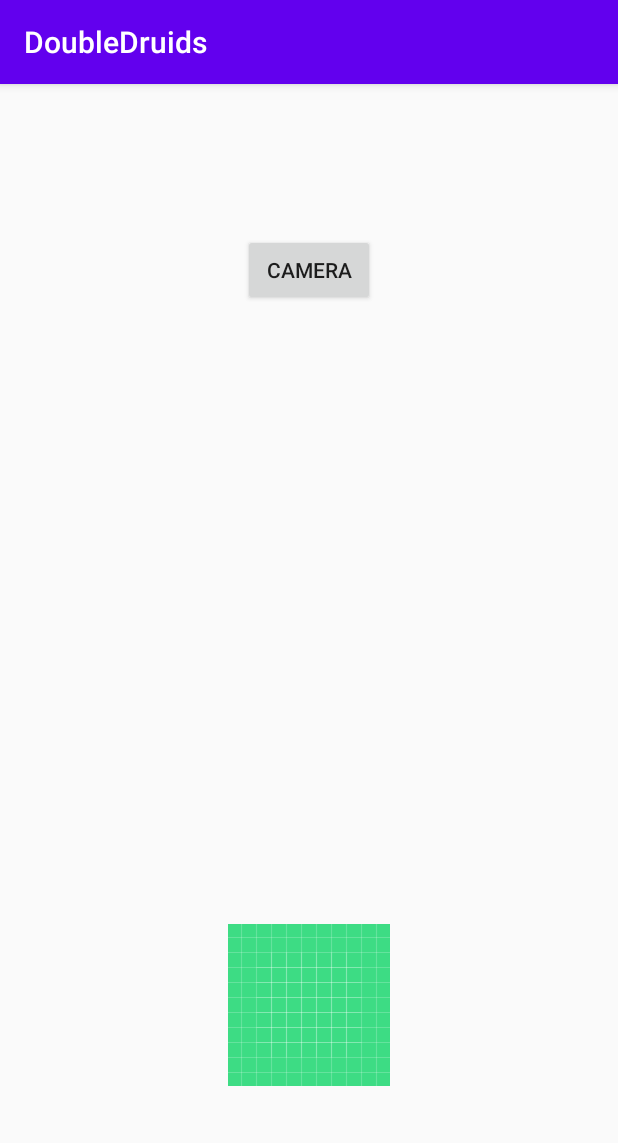
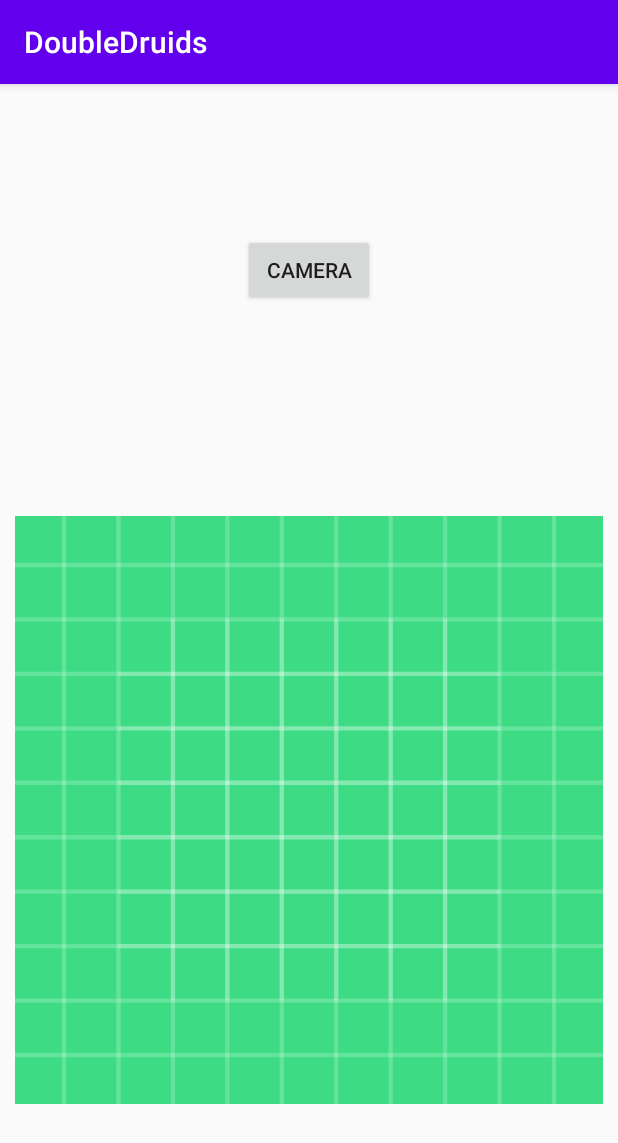
Before and after one commit to rammohant/MarginEdge-App, an Android app: the screen it shows after launch (MainActivity), on a phone screen of 412 x 824 dp. Shown: the top 1143 px of the screen. Run offline under Robolectric (Android 15) with nearby library versions, the phone set to English and light mode, and no system bars.

Commit message:
fix image size

```diff
--- a/DoubleDruids/app/src/main/res/layout/activity_main.xml
+++ b/DoubleDruids/app/src/main/res/layout/activity_main.xml
@@ -22,15 +22,19 @@
 
     <ImageView
         android:id="@+id/imageView"
-        android:layout_width="wrap_content"
-        android:layout_height="wrap_content"
-        android:layout_marginStart="100dp"
-        android:layout_marginLeft="100dp"
-        android:layout_marginEnd="100dp"
-        android:layout_marginRight="100dp"
-        android:layout_marginBottom="100dp"
+        android:layout_width="fill_parent"
+        android:layout_height="400dp"
+        android:layout_marginStart="10dp"
+        android:layout_marginLeft="10dp"
+        android:layout_marginTop="10dp"
+        android:layout_marginEnd="10dp"
+        android:layout_marginRight="10dp"
+        android:layout_marginBottom="10dp"
         app:layout_constraintBottom_toBottomOf="parent"
         app:layout_constraintEnd_toEndOf="parent"
+        app:layout_constraintHorizontal_bias="1.0"
         app:layout_constraintStart_toStartOf="parent"
+        app:layout_constraintTop_toTopOf="parent"
+        app:layout_constraintVertical_bias="0.787"
         app:srcCompat="@drawable/ic_launcher_background" />
 </androidx.constraintlayout.widget.ConstraintLayout>
```
Also changed, not shown: DoubleDruids/app/src/main/java/com/example/doubledruids/MainActivity.java (line endings or trailing spaces).
